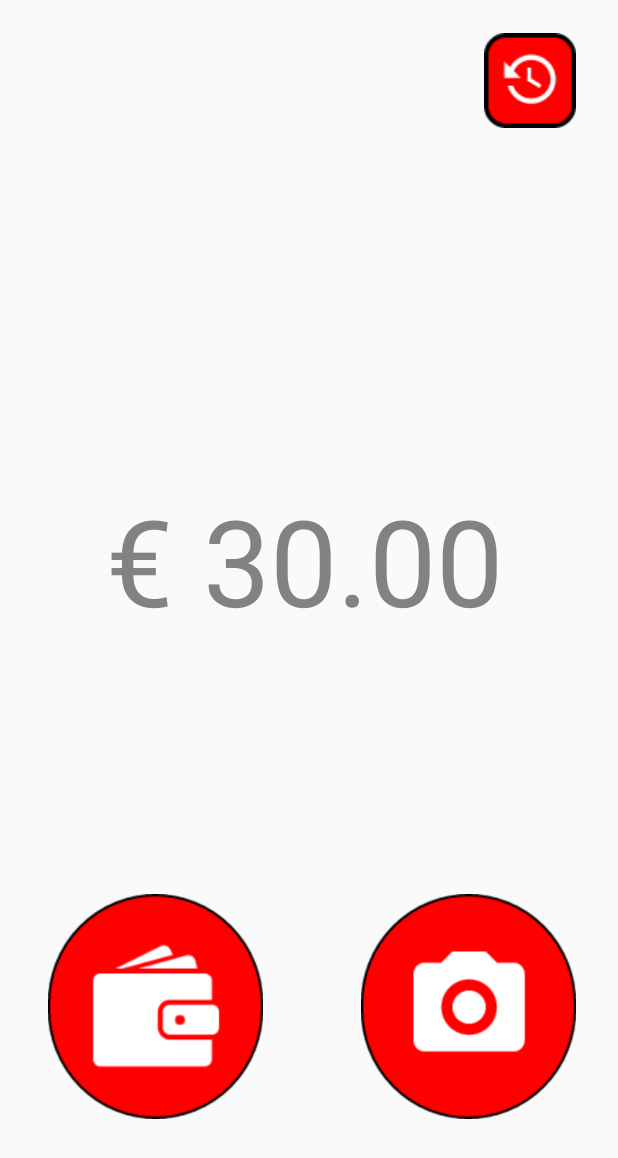
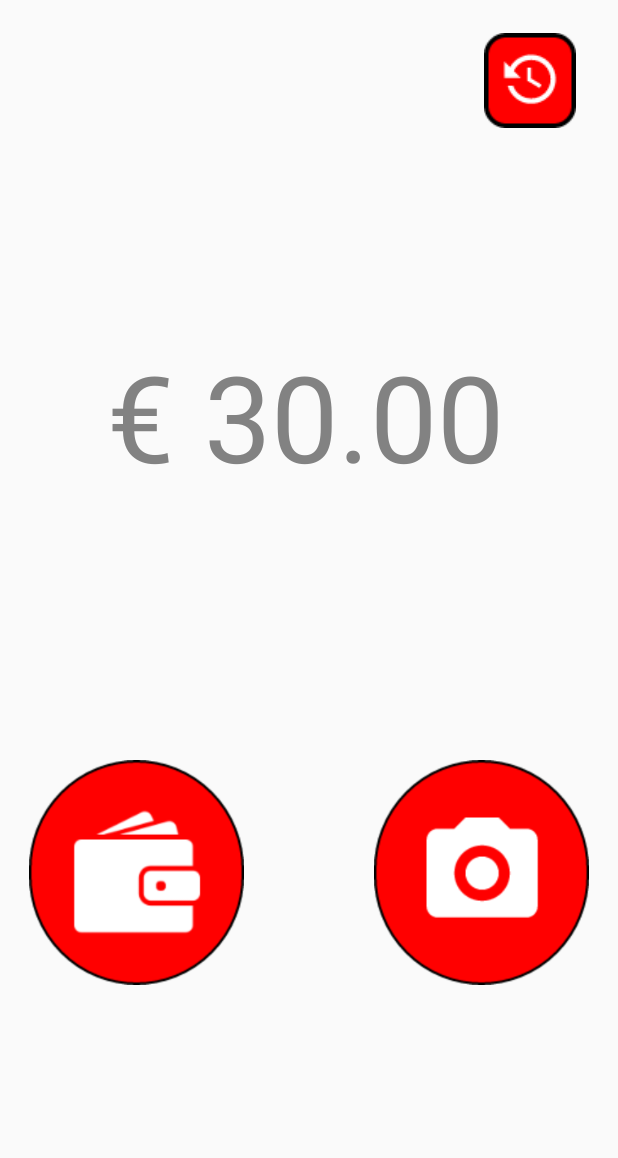
Before and after one commit to Davidparnell/Team-Project, an Android app: the screen it shows after launch (MainActivity), on a phone screen of 412 x 824 dp. Shown: the top 1158 px of the screen. Run offline under Robolectric (Android 15) with nearby library versions, the phone set to English and light mode, and no system bars; our stand-ins replace Room's generated code.

Commit message:
GUI changes

```diff
--- a/MoneyApp/app/src/main/res/layout/activity_main.xml
+++ b/MoneyApp/app/src/main/res/layout/activity_main.xml
@@ -12,7 +12,7 @@
 
     <ImageButton
         android:id="@+id/Wallet"
-        android:layout_width="150dp"
+        android:layout_width="wrap_content"
         android:layout_height="150dp"
         android:layout_marginStart="8dp"
         android:layout_marginTop="176dp"
@@ -30,11 +30,12 @@
 
     <ImageButton
         android:id="@+id/Camera"
-        android:layout_width="151dp"
+        android:layout_width="wrap_content"
         android:layout_height="150dp"
         android:layout_centerInParent="true"
+        android:layout_marginStart="68dp"
         android:layout_marginTop="176dp"
-        android:layout_marginEnd="24dp"
+        android:layout_marginEnd="8dp"
         android:adjustViewBounds="true"
         android:background="#FAFAFA"
         android:contentDescription="@string/camera"
@@ -42,14 +43,17 @@
         android:src="@drawable/camera"
         android:visibility="visible"
         app:layout_constraintEnd_toEndOf="parent"
+        app:layout_constraintStart_toEndOf="@+id/Wallet"
         app:layout_constraintTop_toBottomOf="@+id/Balance" />
 
     <TextView
         android:id="@+id/Balance"
-        android:layout_width="326dp"
-        android:layout_height="100dp"
+        android:layout_width="0dp"
+        android:layout_height="wrap_content"
         android:layout_marginStart="40dp"
-        android:layout_marginBottom="404dp"
+        android:layout_marginTop="99dp"
+        android:layout_marginEnd="45dp"
+        android:layout_marginBottom="460dp"
         android:contentDescription="@string/balance"
         android:gravity="center_horizontal"
         android:textColor="#828282"
@@ -57,21 +61,24 @@
         android:visibility="visible"
         app:fontFamily="sans-serif"
         app:layout_constraintBottom_toBottomOf="parent"
+        app:layout_constraintEnd_toEndOf="parent"
+        app:layout_constraintHorizontal_bias="1.0"
         app:layout_constraintStart_toStartOf="parent"
+        app:layout_constraintTop_toBottomOf="@+id/History"
         tools:text="€ XX.XX" />
 
     <ImageView
         android:id="@+id/BalanceT2S"
         android:layout_width="wrap_content"
         android:layout_height="wrap_content"
-        android:layout_marginTop="356dp"
+        android:layout_marginTop="65dp"
         android:layout_marginEnd="170dp"
         android:contentDescription="@string/TS2Balance"
         android:src="@drawable/text2speech"
         app:layout_constraintEnd_toEndOf="parent"
         app:layout_constraintHorizontal_bias="1.0"
         app:layout_constraintStart_toEndOf="@+id/Balance"
-        app:layout_constraintTop_toTopOf="parent"
+        app:layout_constraintTop_toBottomOf="@+id/Balance"
         app:srcCompat="@drawable/text2speech" />
 
         <ImageButton
```
